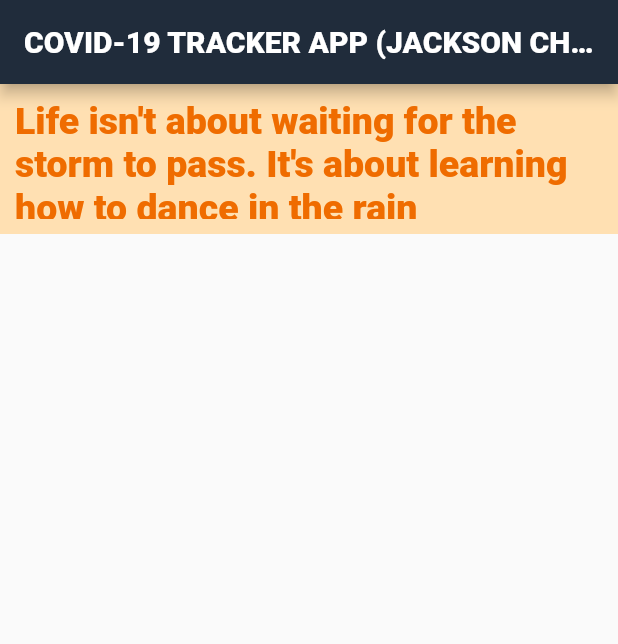
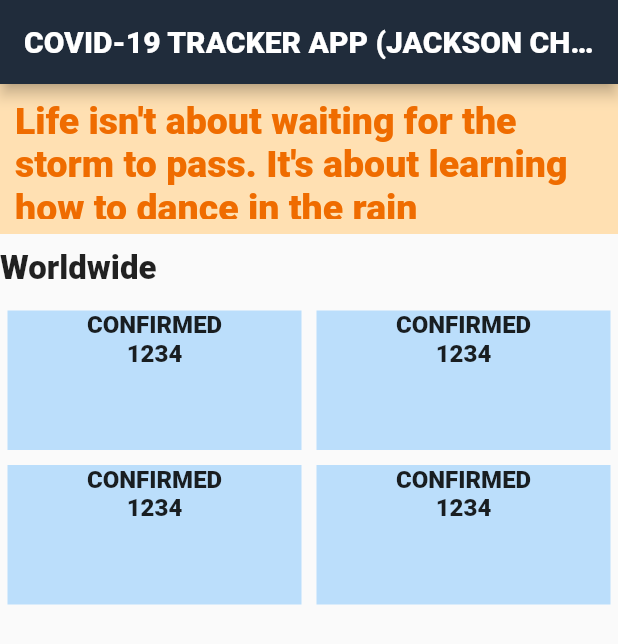
Before and after one commit to jacksonaljs/covid19_cj, a Flutter app: the screen it shows after launch, on a phone screen of 412 x 824 dp. Shown: the top 644 px of the screen. Run offline on Flutter 3.47's test engine with Material 2 defaults, Android fonts, the phone set to English and light mode, and no system bars.

Commit message:
Worldwide column added

```diff
--- a/lib/homepage.dart
+++ b/lib/homepage.dart
@@ -1,4 +1,5 @@
 import 'package:covid19cj/datasource.dart';
+import 'package:covid19cj/panels/worldwidepanel.dart';
 import 'package:flutter/material.dart';
 
 class HomePage extends StatefulWidget {
@@ -15,6 +16,7 @@ class _HomePageState extends State<HomePage> {
       ),
 
 body: SingleChildScrollView(child: Column(
+  crossAxisAlignment: CrossAxisAlignment.start,
   children: <Widget>[
     Container(
       height: 100,
@@ -22,7 +24,12 @@ body: SingleChildScrollView(child: Column(
       padding: EdgeInsets.all(10),
       color: Colors.orange[100],
       child: Text(DataSource.quote, style: TextStyle(color: Colors.orange[800], fontWeight: FontWeight.bold,fontSize: 25),),
-    )
+    ),
+    Padding(
+      padding: const EdgeInsets.symmetric(vertical:10.0),
+      child: Text('Worldwide',style: TextStyle(fontSize: 22,fontWeight: FontWeight.bold),),
+    ),
+    WorldwidePanel()
   ],
 )),
     );
--- /dev/null
+++ b/lib/panels/worldwidepanel.dart
@@ -0,0 +1,36 @@
+import 'package:flutter/material.dart';
+
+class WorldwidePanel extends StatelessWidget {
+  @override
+  Widget build(BuildContext context) {
+    return Container(
+      child: GridView(
+        shrinkWrap: true,
+        physics: NeverScrollableScrollPhysics(),
+        gridDelegate: SliverGridDelegateWithFixedCrossAxisCount(crossAxisCount: 2, childAspectRatio: 2),
+        children: <Widget>[
+          StatusPanel(),
+          StatusPanel(),
+          StatusPanel(),
+          StatusPanel(),
+        ],
+      ),
+    );
+  }
+}
+
+class StatusPanel extends StatelessWidget {
+  @override
+  Widget build(BuildContext context) {
+    double width = MediaQuery.of(context).size.width;
+
+    return Container(
+      margin: EdgeInsets.all(5),
+      height: 80, width: width/2,
+      color: Colors.blue[100],
+      child: Column(
+        children: <Widget>[Text('CONFIRMED',style: TextStyle(fontWeight:  FontWeight.bold,fontSize: 16),), Text('1234',style: TextStyle(fontSize: 16,fontWeight: FontWeight.bold),)],
+      ),
+    );
+  }
+}
```
Also changed, not shown: 9 other files.
